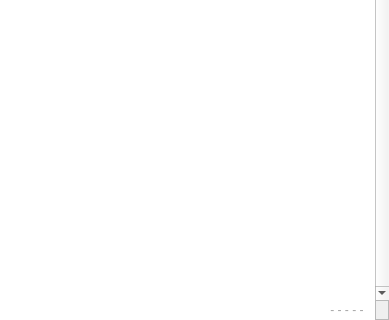
First picture: the form in spl/dcconsoleform.ui, repository strymon/spl, before the edit; both pictures show x 0 to 389 and y 198 to 518 of the 389 by 518 pixel window.
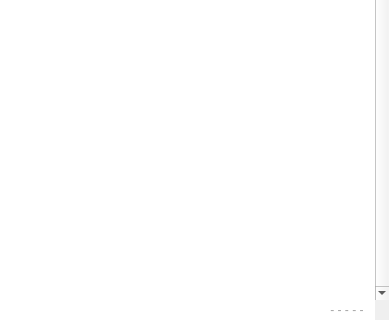
Second picture: the form after the edit.

```diff
--- a/spl/dcconsoleform.ui
+++ b/spl/dcconsoleform.ui
@@ -134,10 +134,13 @@
         </size>
        </property>
        <property name="frameShape">
-        <enum>QFrame::StyledPanel</enum>
+        <enum>QFrame::NoFrame</enum>
        </property>
        <property name="frameShadow">
-        <enum>QFrame::Raised</enum>
+        <enum>QFrame::Plain</enum>
+       </property>
+       <property name="lineWidth">
+        <number>0</number>
        </property>
        <layout class="QHBoxLayout" name="horizontalLayout_2">
         <property name="spacing">
```
